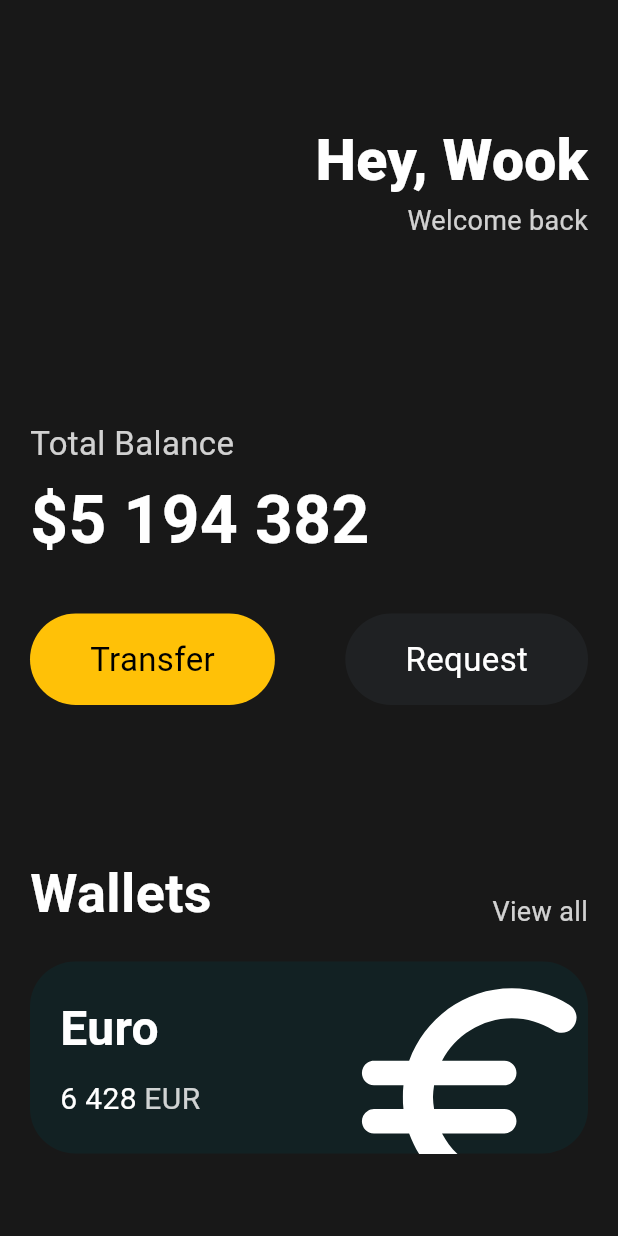
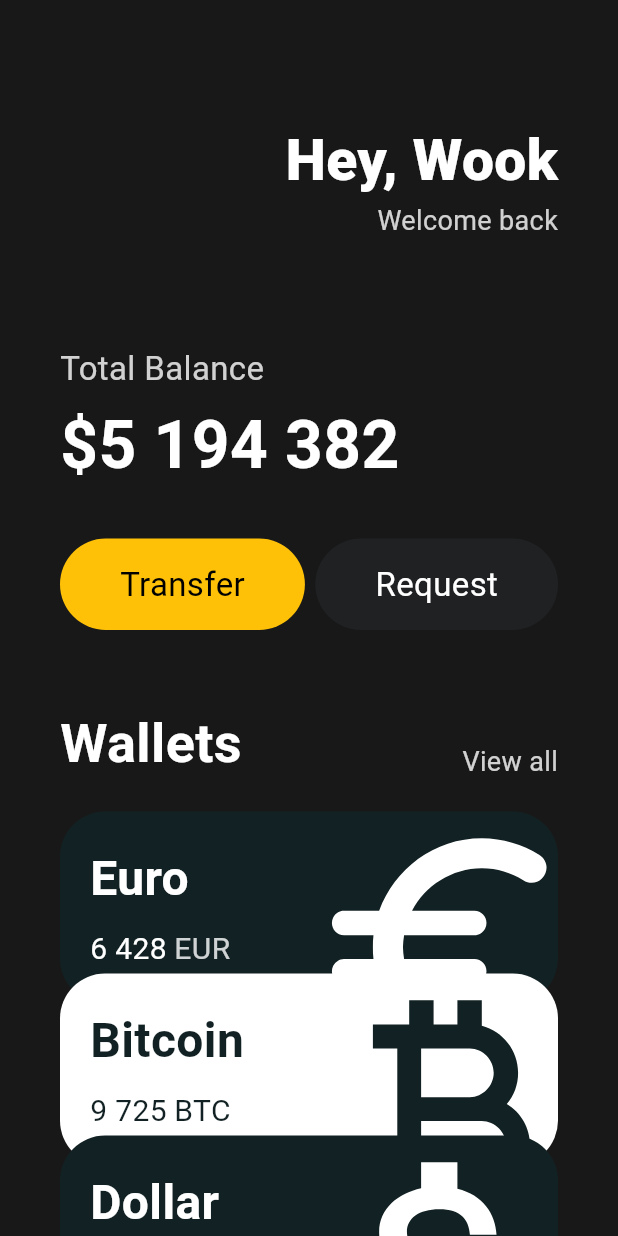
Before and after one commit to dev-deanie/flutter-toonflix, a Flutter app: the screen it shows after launch, on a phone screen of 412 x 824 dp. Run offline on Flutter 3.47's test engine with Material 3 defaults, Android fonts, the phone set to English and light mode, and no system bars.

Commit message:
Add resuabled card

```diff
--- a/lib/main.dart
+++ b/lib/main.dart
@@ -1,5 +1,6 @@
 import 'package:flutter/material.dart';
 import 'package:toonflix/widgets/button.dart';
+import 'package:toonflix/widgets/currency-card.dart';
 
 void main() {
   runApp(const App());
@@ -13,9 +14,10 @@ class App extends StatelessWidget {
     return MaterialApp(
       home: Scaffold(
         backgroundColor: const Color(0xFF181818),
-        body: Padding(
+        body: SingleChildScrollView(
+          child: Padding(
             padding: const EdgeInsets.symmetric(
-            horizontal: 20,
+              horizontal: 40,
             ),
             child: Column(
               crossAxisAlignment: CrossAxisAlignment.start,
@@ -48,7 +50,7 @@ class App extends StatelessWidget {
                   ],
                 ),
                 const SizedBox(
-                height: 120,
+                  height: 70,
                 ),
                 Text(
                   'Total Balance',
@@ -85,7 +87,7 @@ class App extends StatelessWidget {
                   ],
                 ),
                 const SizedBox(
-                height: 100,
+                  height: 50,
                 ),
                 Row(
                   crossAxisAlignment: CrossAxisAlignment.end,
@@ -111,72 +113,37 @@ class App extends StatelessWidget {
                 const SizedBox(
                   height: 20,
                 ),
-              Container(
-                clipBehavior: Clip.hardEdge, // overflow
-                decoration: BoxDecoration(
-                  color: const Color(0xFF122123),
-                  borderRadius: BorderRadius.circular(30),
+                const CurrencyCard(
+                  name: 'Euro',
+                  code: 'EUR',
+                  amout: '6 428',
+                  icon: Icons.euro_rounded,
+                  isInvert: false,
                 ),
-                child: Padding(
-                  padding: const EdgeInsets.all(20),
-                  child: Row(
-                    mainAxisAlignment: MainAxisAlignment.spaceBetween,
-                    children: [
-                      Column(
-                        crossAxisAlignment: CrossAxisAlignment.start,
-                        children: [
-                          const Text(
-                            'Euro',
-                            style: TextStyle(
-                              color: Colors.white,
-                              fontSize: 32,
-                              fontWeight: FontWeight.w600,
+                Transform.translate(
+                  offset: const Offset(0, -20),
+                  child: const CurrencyCard(
+                    name: 'Bitcoin',
+                    code: 'BTC',
+                    amout: '9 725',
+                    icon: Icons.currency_bitcoin,
+                    isInvert: true,
                   ),
                 ),
-                          const SizedBox(
-                            height: 10,
-                          ),
-                          Row(
-                            children: [
-                              const Text(
-                                '6 428',
-                                style: TextStyle(
-                                  color: Colors.white,
-                                  fontSize: 20,
-                                ),
-                              ),
-                              const SizedBox(
-                                width: 5,
-                              ),
-                              Text(
-                                'EUR',
-                                style: TextStyle(
-                                  color: Colors.white.withOpacity(0.8),
-                                  fontSize: 20,
-                                ),
-                              ),
-                            ],
-                          ),
-                        ],
-                      ),
-                      Transform.scale(
-                        scale: 2.2,
-                        child: Transform.translate(
-                          offset: const Offset(-5, 12),
-                          child: const Icon(
-                            Icons.euro_rounded,
-                            color: Colors.white,
-                            size: 88,
-                          ),
+                Transform.translate(
+                  offset: const Offset(0, -40),
+                  child: const CurrencyCard(
+                    name: 'Dollar',
+                    code: 'USD',
+                    amout: '428',
+                    icon: Icons.attach_money_outlined,
+                    isInvert: false,
                   ),
                 )
               ],
             ),
           ),
         ),
-            ],
-          ),
-        ),
       ),
     );
   }
--- /dev/null
+++ b/lib/widgets/currency-card.dart
@@ -0,0 +1,85 @@
+import 'package:flutter/material.dart';
+
+class CurrencyCard extends StatelessWidget {
+  final String name, code, amout;
+  final IconData icon;
+  final bool isInvert;
+  final _blackColor = const Color(0xFF122123);
+
+  const CurrencyCard(
+      {super.key,
+      required this.name,
+      required this.code,
+      required this.amout,
+      required this.icon,
+      required this.isInvert});
+
+  @override
+  Widget build(BuildContext context) {
+    return Container(
+      clipBehavior: Clip.hardEdge, // overflow
+      decoration: BoxDecoration(
+        color: isInvert ? Colors.white : _blackColor,
+        borderRadius: BorderRadius.circular(30),
+      ),
+      child: Padding(
+        padding: const EdgeInsets.all(20),
+        child: Row(
+          mainAxisAlignment: MainAxisAlignment.spaceBetween,
+          children: [
+            Column(
+              crossAxisAlignment: CrossAxisAlignment.start,
+              children: [
+                Text(
+                  name,
+                  style: TextStyle(
+                    color: isInvert ? _blackColor : Colors.white,
+                    fontSize: 32,
+                    fontWeight: FontWeight.w600,
+                  ),
+                ),
+                const SizedBox(
+                  height: 10,
+                ),
+                Row(
+                  children: [
+                    Text(
+                      amout,
+                      style: TextStyle(
+                        color: isInvert ? _blackColor : Colors.white,
+                        fontSize: 20,
+                      ),
+                    ),
+                    const SizedBox(
+                      width: 5,
+                    ),
+                    Text(
+                      code,
+                      style: TextStyle(
+                        color: isInvert
+                            ? _blackColor
+                            : Colors.white.withOpacity(0.8),
+                        fontSize: 20,
+                      ),
+                    ),
+                  ],
+                ),
+              ],
+            ),
+            Transform.scale(
+              scale: 2.2,
+              child: Transform.translate(
+                offset: const Offset(-5, 12),
+                child: Icon(
+                  icon,
+                  color: isInvert ? _blackColor : Colors.white,
+                  size: 88,
+                ),
+              ),
+            )
+          ],
+        ),
+      ),
+    );
+  }
+}
```
Lines whose indentation alone changed are shown as unchanged.
